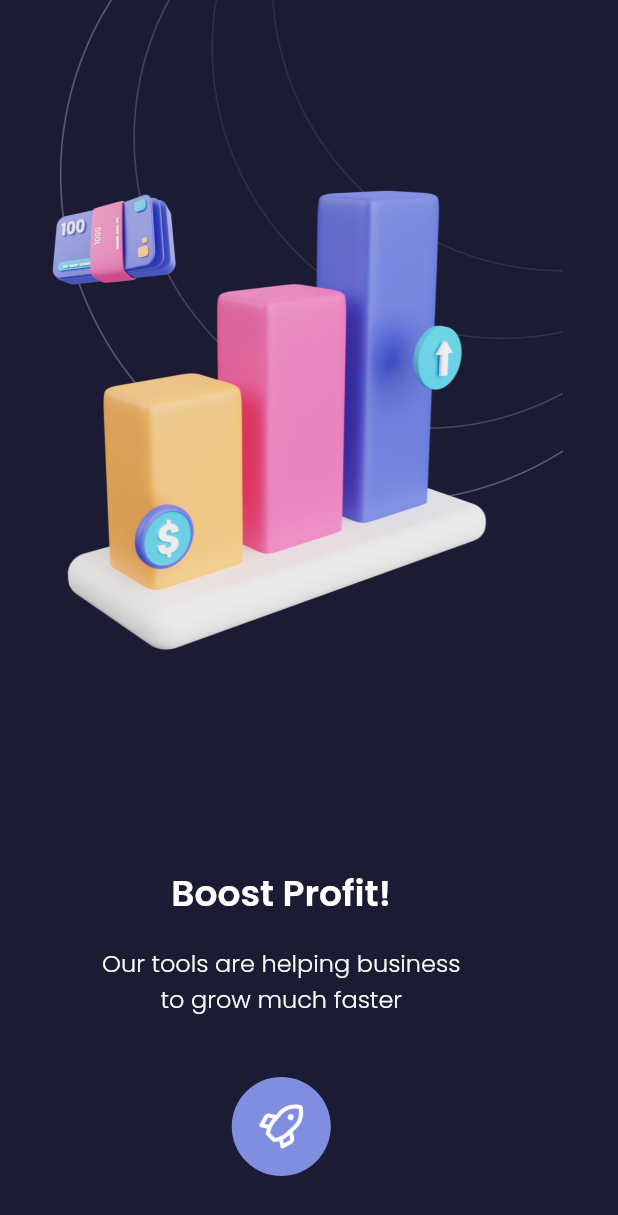
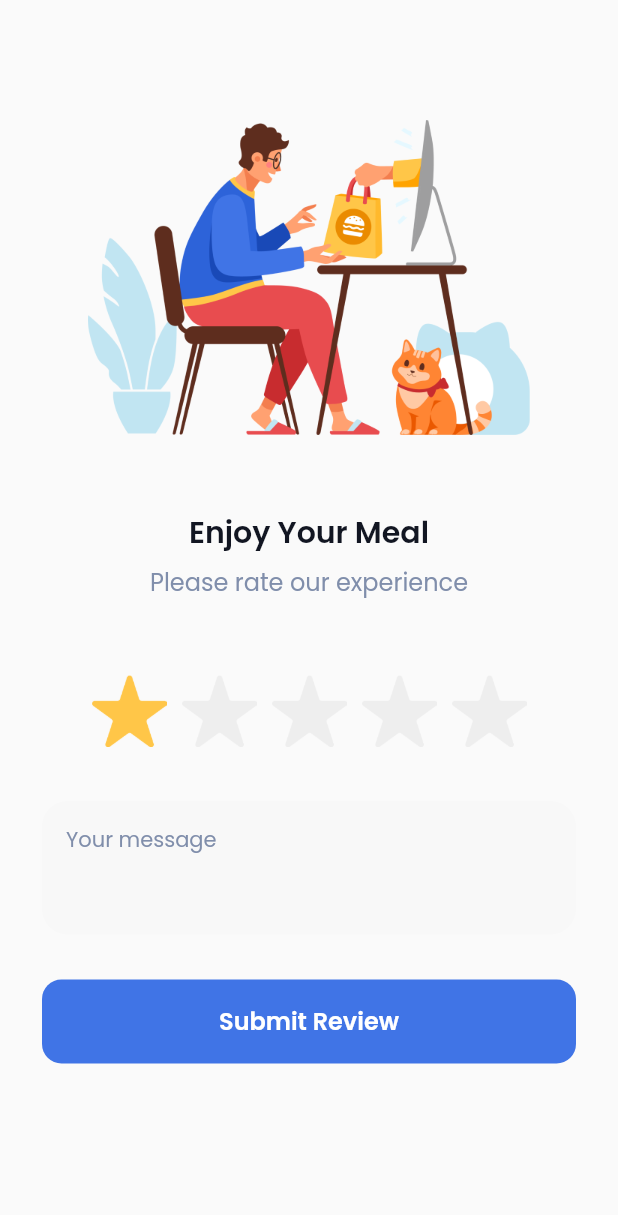
Before and after one commit to kouseina/sevendays-challenge-splicing-ui, a Flutter app: the screen it shows after launch, on a phone screen of 412 x 824 dp. Shown: the top 1215 px of the screen. Run offline on Flutter 3.47's test engine with Material 2 defaults, Android fonts, the phone set to English and light mode, and no system bars; our stand-ins replace google_fonts.

Commit message:
feat: add rating screen

```diff
--- a/lib/main.dart
+++ b/lib/main.dart
@@ -1,10 +1,12 @@
 import 'package:flutter/material.dart';
 import 'package:sevendays/pages/first_empty.dart';
 import 'package:sevendays/pages/first_getstarted.dart';
+import 'package:sevendays/pages/first_rating.dart';
 import 'package:sevendays/pages/first_signin.dart';
 import 'package:sevendays/pages/first_splash.dart';
 import 'package:sevendays/pages/second_empty.dart';
 import 'package:sevendays/pages/second_getstarted.dart';
+import 'package:sevendays/pages/second_rating.dart';
 import 'package:sevendays/pages/second_signin.dart';
 import 'package:sevendays/pages/second_splash.dart';
 
@@ -19,7 +21,7 @@ class SevenDays extends StatelessWidget {
       theme: ThemeData(
         primarySwatch: Colors.blue,
       ),
-      home: SecondEmpty(),
+      home: SecondRating(),
     );
   }
 }
--- /dev/null
+++ b/lib/pages/second_rating.dart
@@ -0,0 +1,127 @@
+import 'package:flutter/material.dart';
+import 'package:sevendays/widgets/theme.dart';
+
+class SecondRating extends StatefulWidget {
+  @override
+  _SecondRatingState createState() => _SecondRatingState();
+}
+
+class _SecondRatingState extends State<SecondRating> {
+  int selectedStar = 0;
+
+  @override
+  Widget build(BuildContext context) {
+    Widget star({int index = 0}) {
+      return GestureDetector(
+        onTap: () {
+          setState(() {
+            selectedStar = index;
+          });
+        },
+        child: Image.asset(
+          index <= selectedStar
+              ? 'assets/ic_star_active.png'
+              : 'assets/ic_star_nonactive.png',
+          width: 50,
+        ),
+      );
+    }
+
+    return Scaffold(
+      body: SingleChildScrollView(
+        child: Padding(
+          padding: const EdgeInsets.only(top: 80, right: 28, left: 28),
+          child: Column(
+            children: [
+              Center(
+                child: Image.asset(
+                  'assets/illustration_rating.png',
+                  width: 295,
+                ),
+              ),
+              SizedBox(
+                height: 50,
+              ),
+              Text(
+                'Enjoy Your Meal',
+                style: semiboldTextStyleLight,
+              ),
+              SizedBox(
+                height: 6,
+              ),
+              Text(
+                'Please rate our experience',
+                style: regularTextStyleLightSecondary,
+              ),
+              SizedBox(
+                height: 50,
+              ),
+              Row(
+                mainAxisAlignment: MainAxisAlignment.center,
+                children: [
+                  star(index: 0),
+                  SizedBox(
+                    width: 10,
+                  ),
+                  star(index: 1),
+                  SizedBox(
+                    width: 10,
+                  ),
+                  star(index: 2),
+                  SizedBox(
+                    width: 10,
+                  ),
+                  star(index: 3),
+                  SizedBox(
+                    width: 10,
+                  ),
+                  star(index: 4),
+                ],
+              ),
+              SizedBox(
+                height: 36,
+              ),
+              TextFormField(
+                keyboardType: TextInputType.multiline,
+                minLines: 3,
+                maxLines: 3,
+                decoration: InputDecoration(
+                  fillColor: Color(0xffF8F8F8),
+                  filled: true,
+                  contentPadding: EdgeInsets.all(16),
+                  border: OutlineInputBorder(
+                    borderRadius: BorderRadius.circular(17),
+                    borderSide: BorderSide.none,
+                  ),
+                  hintText: 'Your message',
+                  hintStyle:
+                      regularTextStyleLightSecondary.copyWith(fontSize: 14),
+                ),
+              ),
+              SizedBox(
+                height: 30,
+              ),
+              InkWell(
+                onTap: () {},
+                borderRadius: BorderRadius.circular(13),
+                child: Container(
+                  width: double.infinity,
+                  padding: EdgeInsets.all(16),
+                  decoration: BoxDecoration(
+                    color: Color(0xff4074E6),
+                    borderRadius: BorderRadius.circular(13),
+                  ),
+                  child: Align(
+                      child: Text(
+                    'Submit Review',
+                    style: buttonTextStyleGreen,
+                  )),
+                ),
+              )
+            ],
+          ),
+        ),
+      ),
+    );
+  }
+}
```
Also changed, not shown: lib/pages/first_rating.dart (added, +108 -0 lines), assets/ic_star_active.png (added), assets/ic_star_nonactive.png (added).
